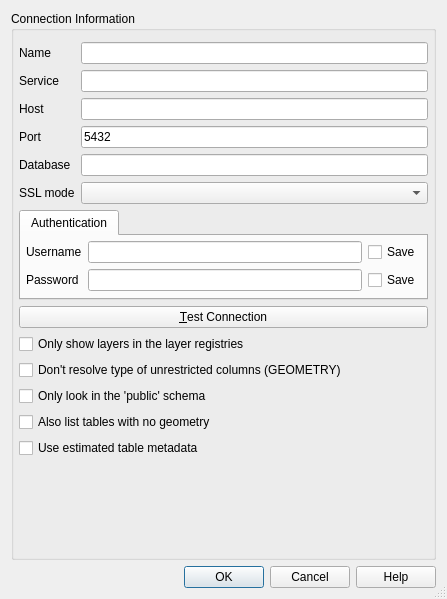
Before: the Qt Designer form src/ui/qgspgnewconnectionbase.ui in qgis/QGIS, drawn with Qt 5.
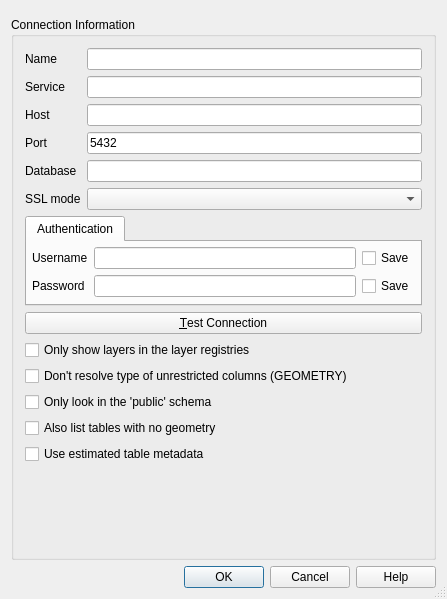
After: the same form once the commit is applied. Custom widgets are drawn as their Qt base class.

Commit message: use messagebar to report test connection results in the Add new PostGIS connection dialog

```diff
--- a/src/ui/qgspgnewconnectionbase.ui
+++ b/src/ui/qgspgnewconnectionbase.ui
@@ -26,32 +26,110 @@
    <bool>true</bool>
   </property>
   <layout class="QGridLayout" name="gridLayout3">
-   <item row="1" column="0">
+   <item row="2" column="0">
     <widget class="QDialogButtonBox" name="buttonBox">
      <property name="standardButtons">
       <set>QDialogButtonBox::Cancel|QDialogButtonBox::Help|QDialogButtonBox::Ok</set>
      </property>
     </widget>
    </item>
-   <item row="0" column="0">
+   <item row="1" column="0">
     <widget class="QGroupBox" name="GroupBox1">
      <property name="title">
       <string>Connection Information</string>
      </property>
-     <layout class="QGridLayout" name="gridLayout2">
-      <property name="leftMargin">
-       <number>5</number>
-      </property>
-      <property name="rightMargin">
-       <number>5</number>
-      </property>
-      <property name="bottomMargin">
-       <number>0</number>
-      </property>
-      <property name="horizontalSpacing">
-       <number>5</number>
-      </property>
-      <item row="1" column="0">
+     <layout class="QVBoxLayout" name="verticalLayout">
+      <item>
+       <layout class="QGridLayout" name="gridLayout_2">
+        <item row="0" column="0">
+         <widget class="QLabel" name="TextLabel1_2">
+          <property name="text">
+           <string>Name</string>
+          </property>
+          <property name="buddy">
+           <cstring>txtName</cstring>
+          </property>
+         </widget>
+        </item>
+        <item row="0" column="1">
+         <widget class="QLineEdit" name="txtName">
+          <property name="toolTip">
+           <string>Name of the new connection</string>
+          </property>
+         </widget>
+        </item>
+        <item row="1" column="0">
+         <widget class="QLabel" name="label">
+          <property name="text">
+           <string>Service</string>
+          </property>
+          <property name="buddy">
+           <cstring>txtService</cstring>
+          </property>
+         </widget>
+        </item>
+        <item row="1" column="1">
+         <widget class="QLineEdit" name="txtService"/>
+        </item>
+        <item row="2" column="0">
+         <widget class="QLabel" name="TextLabel1">
+          <property name="text">
+           <string>Host</string>
+          </property>
+          <property name="buddy">
+           <cstring>txtHost</cstring>
+          </property>
+         </widget>
+        </item>
+        <item row="2" column="1">
+         <widget class="QLineEdit" name="txtHost"/>
+        </item>
+        <item row="3" column="0">
+         <widget class="QLabel" name="TextLabel2_2">
+          <property name="text">
+           <string>Port</string>
+          </property>
+          <property name="buddy">
+           <cstring>txtPort</cstring>
+          </property>
+         </widget>
+        </item>
+        <item row="3" column="1">
+         <widget class="QLineEdit" name="txtPort">
+          <property name="text">
+           <string>5432</string>
+          </property>
+         </widget>
+        </item>
+        <item row="4" column="0">
+         <widget class="QLabel" name="TextLabel2">
+          <property name="text">
+           <string>Database</string>
+          </property>
+          <property name="buddy">
+           <cstring>txtDatabase</cstring>
+          </property>
+         </widget>
+        </item>
+        <item row="4" column="1">
+         <widget class="QLineEdit" name="txtDatabase"/>
+        </item>
+        <item row="5" column="0">
+         <widget class="QLabel" name="TextLabel3_3">
+          <property name="text">
+           <string>SSL mode</string>
+          </property>
+          <property name="buddy">
+           <cstring>cbxSSLmode</cstring>
+          </property>
+         </widget>
+        </item>
+        <item row="5" column="1">
+         <widget class="QComboBox" name="cbxSSLmode"/>
+        </item>
+       </layout>
+      </item>
+      <item>
        <widget class="QTabWidget" name="tabAuthentication">
         <property name="sizePolicy">
          <sizepolicy hsizetype="Expanding" vsizetype="Maximum">
@@ -127,7 +205,14 @@
         </widget>
        </widget>
       </item>
-      <item row="3" column="0">
+      <item>
+       <widget class="QPushButton" name="btnConnect">
+        <property name="text">
+         <string>&amp;Test Connection</string>
+        </property>
+       </widget>
+      </item>
+      <item>
        <widget class="QCheckBox" name="cb_geometryColumnsOnly">
         <property name="toolTip">
          <string>Restrict the displayed tables to those that are in the layer registries.</string>
@@ -140,112 +225,27 @@
         </property>
        </widget>
       </item>
-      <item row="0" column="0">
-       <layout class="QHBoxLayout">
-        <item>
-         <layout class="QVBoxLayout">
-          <item>
-           <widget class="QLabel" name="TextLabel1_2">
-            <property name="text">
-             <string>Name</string>
-            </property>
-            <property name="buddy">
-             <cstring>txtName</cstring>
-            </property>
-           </widget>
-          </item>
-          <item>
-           <widget class="QLabel" name="label">
-            <property name="text">
-             <string>Service</string>
-            </property>
-            <property name="buddy">
-             <cstring>txtService</cstring>
-            </property>
-           </widget>
-          </item>
-          <item>
-           <widget class="QLabel" name="TextLabel1">
-            <property name="text">
-             <string>Host</string>
-            </property>
-            <property name="buddy">
-             <cstring>txtHost</cstring>
-            </property>
-           </widget>
-          </item>
-          <item>
-           <widget class="QLabel" name="TextLabel2_2">
-            <property name="text">
-             <string>Port</string>
-            </property>
-            <property name="buddy">
-             <cstring>txtPort</cstring>
-            </property>
-           </widget>
-          </item>
-          <item>
-           <widget class="QLabel" name="TextLabel2">
-            <property name="text">
-             <string>Database</string>
-            </property>
-            <property name="buddy">
-             <cstring>txtDatabase</cstring>
-            </property>
-           </widget>
-          </item>
-          <item>
-           <widget class="QLabel" name="TextLabel3_3">
-            <property name="text">
-             <string>SSL mode</string>
-            </property>
-            <property name="buddy">
-             <cstring>cbxSSLmode</cstring>
-            </property>
-           </widget>
-          </item>
-         </layout>
-        </item>
-        <item>
-         <layout class="QVBoxLayout">
-          <item>
-           <widget class="QLineEdit" name="txtName">
-            <property name="toolTip">
-             <string>Name of the new connection</string>
-            </property>
-           </widget>
-          </item>
-          <item>
-           <widget class="QLineEdit" name="txtService"/>
-          </item>
-          <item>
-           <widget class="QLineEdit" name="txtHost"/>
-          </item>
-          <item>
-           <widget class="QLineEdit" name="txtPort">
-            <property name="text">
-             <string>5432</string>
-            </property>
-           </widget>
-          </item>
-          <item>
-           <widget class="QLineEdit" name="txtDatabase"/>
-          </item>
-          <item>
-           <widget class="QComboBox" name="cbxSSLmode"/>
-          </item>
-         </layout>
-        </item>
-       </layout>
-      </item>
-      <item row="4" column="0">
+      <item>
        <widget class="QCheckBox" name="cb_dontResolveType">
         <property name="text">
          <string>Don't resolve type of unrestricted columns (GEOMETRY)</string>
         </property>
        </widget>
       </item>
-      <item row="6" column="0">
+      <item>
+       <widget class="QCheckBox" name="cb_publicSchemaOnly">
+        <property name="toolTip">
+         <string>Restrict the search to the public schema for spatial tables not in the geometry_columns table</string>
+        </property>
+        <property name="whatsThis">
+         <string>When searching for spatial tables that are not in the geometry_columns tables, restrict the search to tables that are in the public schema (for some databases this can save lots of time)</string>
+        </property>
+        <property name="text">
+         <string>Only look in the 'public' schema</string>
+        </property>
+       </widget>
+      </item>
+      <item>
        <widget class="QCheckBox" name="cb_allowGeometrylessTables">
         <property name="text">
          <string>Also list tables with no geometry</string>
@@ -255,7 +255,7 @@
         </property>
        </widget>
       </item>
-      <item row="7" column="0">
+      <item>
        <widget class="QCheckBox" name="cb_useEstimatedMetadata">
         <property name="toolTip">
          <string>Use estimated table statistics for the layer metadata.</string>
@@ -276,27 +276,7 @@
         </property>
        </widget>
       </item>
-      <item row="2" column="0">
-       <widget class="QPushButton" name="btnConnect">
-        <property name="text">
-         <string>&amp;Test Connection</string>
-        </property>
-       </widget>
-      </item>
-      <item row="5" column="0">
-       <widget class="QCheckBox" name="cb_publicSchemaOnly">
-        <property name="toolTip">
-         <string>Restrict the search to the public schema for spatial tables not in the geometry_columns table</string>
-        </property>
-        <property name="whatsThis">
-         <string>When searching for spatial tables that are not in the geometry_columns tables, restrict the search to tables that are in the public schema (for some databases this can save lots of time)</string>
-        </property>
-        <property name="text">
-         <string>Only look in the 'public' schema</string>
-        </property>
-       </widget>
-      </item>
-      <item row="8" column="0">
+      <item>
        <spacer name="verticalSpacer">
         <property name="orientation">
          <enum>Qt::Vertical</enum>
@@ -312,6 +292,9 @@
      </layout>
     </widget>
    </item>
+   <item row="0" column="0">
+    <widget class="QgsMessageBar" name="bar" native="true"/>
+   </item>
   </layout>
  </widget>
  <layoutdefault spacing="6" margin="11"/>
@@ -321,6 +304,12 @@
    <extends>QLineEdit</extends>
    <header>qgspasswordlineedit.h</header>
   </customwidget>
+  <customwidget>
+   <class>QgsMessageBar</class>
+   <extends>QWidget</extends>
+   <header>qgsmessagebar.h</header>
+   <container>1</container>
+  </customwidget>
  </customwidgets>
  <tabstops>
   <tabstop>txtName</tabstop>
```
The commit also changes 2 other files.
